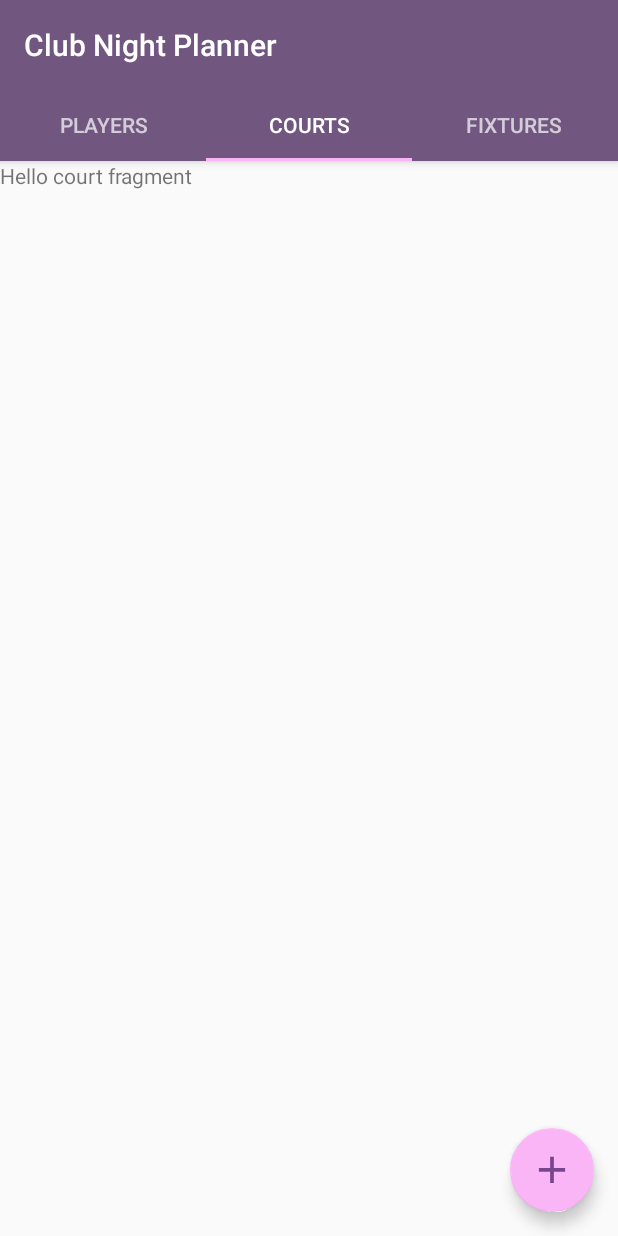
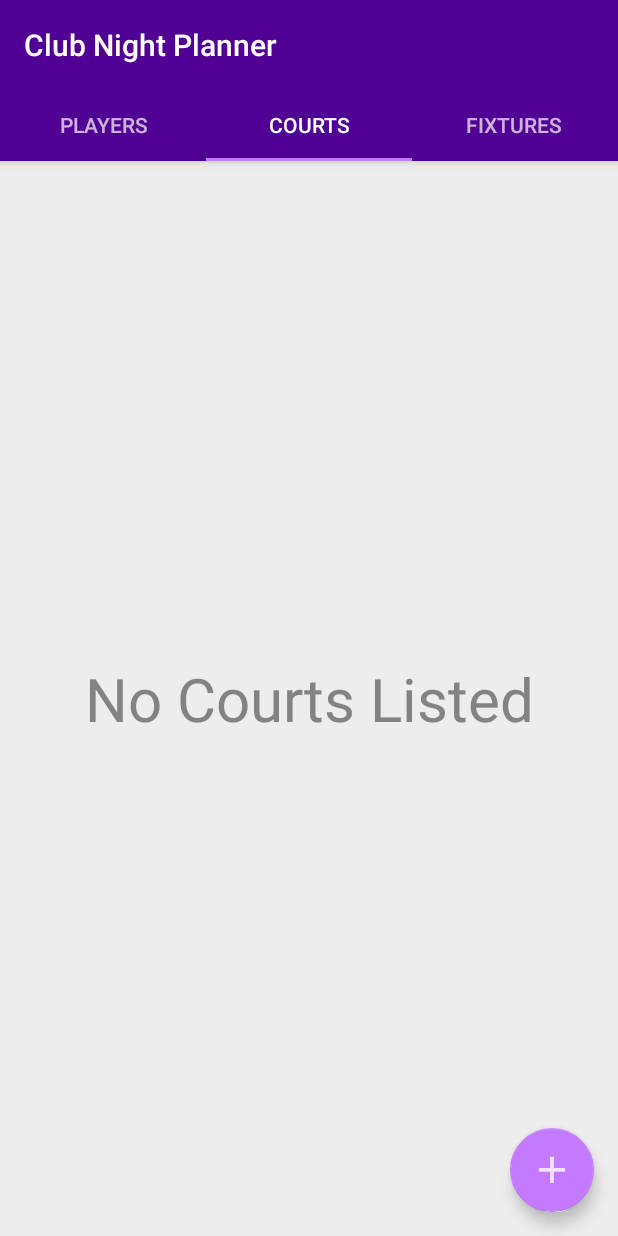
Before and after one commit to ayorkshireworrall/ClubNightPlanner, an Android app: the screen it shows after launch (MainActivity), tab 2 chosen, on a phone screen of 412 x 824 dp. Run offline under Robolectric (Android 15) with nearby library versions, the phone set to English and light mode, and no system bars; our stand-ins replace Room's generated code.

Commit message:
Add Static Court Name

```diff
--- a/clubnightplanner/app/src/main/java/alex/worrall/clubnightplanner/model/PlannerViewModel.java
+++ b/clubnightplanner/app/src/main/java/alex/worrall/clubnightplanner/model/PlannerViewModel.java
@@ -39,8 +39,8 @@ public class PlannerViewModel extends AndroidViewModel {
         return mAllCourts;
     }
 
-    public void addCourt(String courtName) {
-        mCourtRepository.insert(new CourtName(courtName));
+    public void addCourt() {
+        mCourtRepository.insert(new CourtName("courtName"));
     }
 
     public LiveData<List<Player>> getActivePlayers() {
--- a/clubnightplanner/app/src/main/java/alex/worrall/clubnightplanner/ui/main/CourtsFragment.java
+++ /dev/null
@@ -1,22 +0,0 @@
-package alex.worrall.clubnightplanner.ui.main;
-
-import android.os.Bundle;
-import android.view.LayoutInflater;
-import android.view.View;
-import android.view.ViewGroup;
-
-import androidx.fragment.app.Fragment;
-
-import alex.worrall.clubnightplanner.R;
-
-public class CourtsFragment extends Fragment {
-    public CourtsFragment() {
-        // Required empty public constructor
-    }
-
-    @Override
-    public View onCreateView(LayoutInflater inflater, ViewGroup container,
-                             Bundle savedInstanceState) {
-        return inflater.inflate(R.layout.fragment_courts, container, false);
-    }
-}
--- a/clubnightplanner/app/src/main/java/alex/worrall/clubnightplanner/ui/main/SectionsPagerAdapter.java
+++ b/clubnightplanner/app/src/main/java/alex/worrall/clubnightplanner/ui/main/SectionsPagerAdapter.java
@@ -9,6 +9,7 @@ import androidx.fragment.app.FragmentManager;
 import androidx.fragment.app.FragmentPagerAdapter;
 
 import alex.worrall.clubnightplanner.R;
+import alex.worrall.clubnightplanner.ui.main.courts.CourtsFragment;
 
 /**
  * A [FragmentPagerAdapter] that returns a fragment corresponding to
--- /dev/null
+++ b/clubnightplanner/app/src/main/java/alex/worrall/clubnightplanner/ui/main/courts/CourtListAdapter.java
@@ -0,0 +1,65 @@
+package alex.worrall.clubnightplanner.ui.main.courts;
+
+import android.content.Context;
+import android.view.LayoutInflater;
+import android.view.View;
+import android.view.ViewGroup;
+import android.widget.TextView;
+
+import androidx.annotation.NonNull;
+import androidx.recyclerview.widget.RecyclerView;
+
+import java.util.List;
+
+import alex.worrall.clubnightplanner.R;
+import alex.worrall.clubnightplanner.model.court.CourtName;
+
+public class CourtListAdapter extends RecyclerView.Adapter<CourtListAdapter.ViewHolder> {
+    private final LayoutInflater mInflater;
+    private List<CourtName> mCourtNames;
+
+    public CourtListAdapter(Context context) {
+        mInflater = LayoutInflater.from(context);
+    }
+
+    @NonNull
+    @Override
+    public ViewHolder onCreateViewHolder(@NonNull ViewGroup parent, int viewType) {
+        View itemView = mInflater.inflate(R.layout.recyclerview_row_courts, parent, false);
+        return new ViewHolder(itemView);
+    }
+
+    @Override
+    public void onBindViewHolder(@NonNull ViewHolder holder, int position) {
+        if (mCourtNames != null) {
+            CourtName courtName = mCourtNames.get(position);
+            holder.courtName.setText(courtName.getName());
+        }
+    }
+
+    @Override
+    public int getItemCount() {
+        if (mCourtNames != null) {
+            return mCourtNames.size();
+        }
+        return 0;
+    }
+
+    public List<CourtName> getmCourtNames() {
+        return mCourtNames;
+    }
+
+    public void setmCourtNames(List<CourtName> mCourtNames) {
+        this.mCourtNames = mCourtNames;
+        notifyDataSetChanged();
+    }
+
+    class ViewHolder extends RecyclerView.ViewHolder {
+        private final TextView courtName;
+
+        private ViewHolder(@NonNull View itemView) {
+            super(itemView);
+            courtName =itemView.findViewById(R.id.courtName);
+        }
+    }
+}
--- /dev/null
+++ b/clubnightplanner/app/src/main/java/alex/worrall/clubnightplanner/ui/main/courts/CourtsFragment.java
@@ -0,0 +1,46 @@
+package alex.worrall.clubnightplanner.ui.main.courts;
+
+import android.os.Bundle;
+import android.view.LayoutInflater;
+import android.view.View;
+import android.view.ViewGroup;
+
+import androidx.fragment.app.Fragment;
+import androidx.lifecycle.Observer;
+import androidx.lifecycle.ViewModelProvider;
+import androidx.recyclerview.widget.LinearLayoutManager;
+import androidx.recyclerview.widget.RecyclerView;
+
+import java.util.List;
+
+import alex.worrall.clubnightplanner.MainActivity;
+import alex.worrall.clubnightplanner.R;
+import alex.worrall.clubnightplanner.model.PlannerViewModel;
+import alex.worrall.clubnightplanner.model.court.CourtName;
+
+public class CourtsFragment extends Fragment {
+    PlannerViewModel mViewModel;
+    private CourtListAdapter adapter;
+    public CourtsFragment() {
+        // Required empty public constructor
+    }
+
+    @Override
+    public View onCreateView(LayoutInflater inflater, ViewGroup container,
+                             Bundle savedInstanceState) {
+        View rootView = inflater.inflate(R.layout.fragment_courts, container, false);
+        mViewModel = new ViewModelProvider(getActivity()).get(PlannerViewModel.class);
+        RecyclerView courtRecyclerView = rootView.findViewById(R.id.courts_recyclerview);
+        adapter = new CourtListAdapter(getActivity());
+        courtRecyclerView.setAdapter(adapter);
+        courtRecyclerView.setLayoutManager(new LinearLayoutManager(getActivity()));
+        mViewModel.getAllCourts().observe(getActivity(), new Observer<List<CourtName>>() {
+            @Override
+            public void onChanged(List<CourtName> courtNames) {
+                adapter.setmCourtNames(courtNames);
+            }
+        });
+
+        return rootView;
+    }
+}
--- a/clubnightplanner/app/src/main/res/drawable-anydpi/ic_add.xml
+++ b/clubnightplanner/app/src/main/res/drawable-anydpi/ic_add.xml
@@ -3,7 +3,7 @@
     android:height="24dp"
     android:viewportWidth="19.2"
     android:viewportHeight="19.2"
-    android:tint="#582A72"
+    android:tint="#FFFDFE"
     android:alpha="0.8">
   <group android:translateX="-2.4"
       android:translateY="-2.4">
--- a/clubnightplanner/app/src/main/res/layout/fragment_courts.xml
+++ b/clubnightplanner/app/src/main/res/layout/fragment_courts.xml
@@ -3,11 +3,23 @@
     xmlns:tools="http://schemas.android.com/tools"
     android:layout_width="match_parent"
     android:layout_height="match_parent"
-    tools:context=".ui.main.CourtsFragment">
+    tools:context=".ui.main.courts.CourtsFragment">
 
     <TextView
+        android:id="@+id/empty_view_courts"
         android:layout_width="match_parent"
         android:layout_height="match_parent"
-        android:text="@string/court_fragment_message" />
+        android:background="@color/colorLighterBackground"
+        android:text="@string/no_courts_listed"
+        android:textColor="@color/textSecondaryLight"
+        android:textSize="40sp"
+        android:textAlignment="center"
+        android:gravity="center_vertical"
+        tools:ignore="RtlCompat" />
+
+    <androidx.recyclerview.widget.RecyclerView
+        android:id="@+id/courts_recyclerview"
+        android:layout_width="match_parent"
+        android:layout_height="wrap_content"/>
 
 </androidx.constraintlayout.widget.ConstraintLayout>
--- a/clubnightplanner/app/src/main/res/values/colors.xml
+++ b/clubnightplanner/app/src/main/res/values/colors.xml
@@ -1,14 +1,14 @@
 <?xml version="1.0" encoding="utf-8"?>
 <resources>
-    <color name="colorPrimary">#715780</color>
-    <color name="colorPrimaryDark">#582A72</color>
-    <color name="colorAccent">#FAB5F6</color>
+    <color name="colorPrimary">#500092</color>
+    <color name="colorPrimaryDark">#3E0070</color>
+    <color name="colorAccent">#C37AFF</color>
     <color name="colorBorder">#E4E4E4</color>
-    <color name="colorHeavyBackground">#BDBDBD</color>
-    <color name="colorLighterBackground">#F1F0F0</color>
+    <color name="colorHeavyBackground">#D9AAFF</color>
+    <color name="colorLighterBackground">#EDEDED</color>
     <color name="colorGeneralBackground">#E3E3E3</color>
-    <color name="textPrimary">#420563</color>
-<!--    Should only really use this on a light background -->
-    <color name="textSecondaryLight">#8D8D8E</color>
+    <color name="textPrimary">#3E0070</color>
+    <!--    Should only really use this on a light background -->
+    <color name="textSecondaryLight">#838383</color>
     <color name="white">#ffffff</color>
 </resources>
--- a/clubnightplanner/app/src/main/res/values/strings.xml
+++ b/clubnightplanner/app/src/main/res/values/strings.xml
@@ -7,4 +7,5 @@
     <string name="court_fragment_message">Hello court fragment</string>
     <string name="player_fragment_message">Hello player fragment</string>
     <string name="fixture_fragment_message">Hello fixture fragment</string>
+    <string name="no_courts_listed">No Courts Listed</string>
 </resources>
```
Also changed, not shown: clubnightplanner/app/src/main/java/alex/worrall/clubnightplanner/MainActivity.java (+6 -50 lines), clubnightplanner/app/src/main/res/layout/recyclerview_row_courts.xml (added, +37 -0 lines), clubnightplanner/app/src/main/res/drawable-hdpi/ic_add.png, clubnightplanner/app/src/main/res/drawable-mdpi/ic_add.png, clubnightplanner/app/src/main/res/drawable-xhdpi/ic_add.png, clubnightplanner/app/src/main/res/drawable-xxhdpi/ic_add.png.
